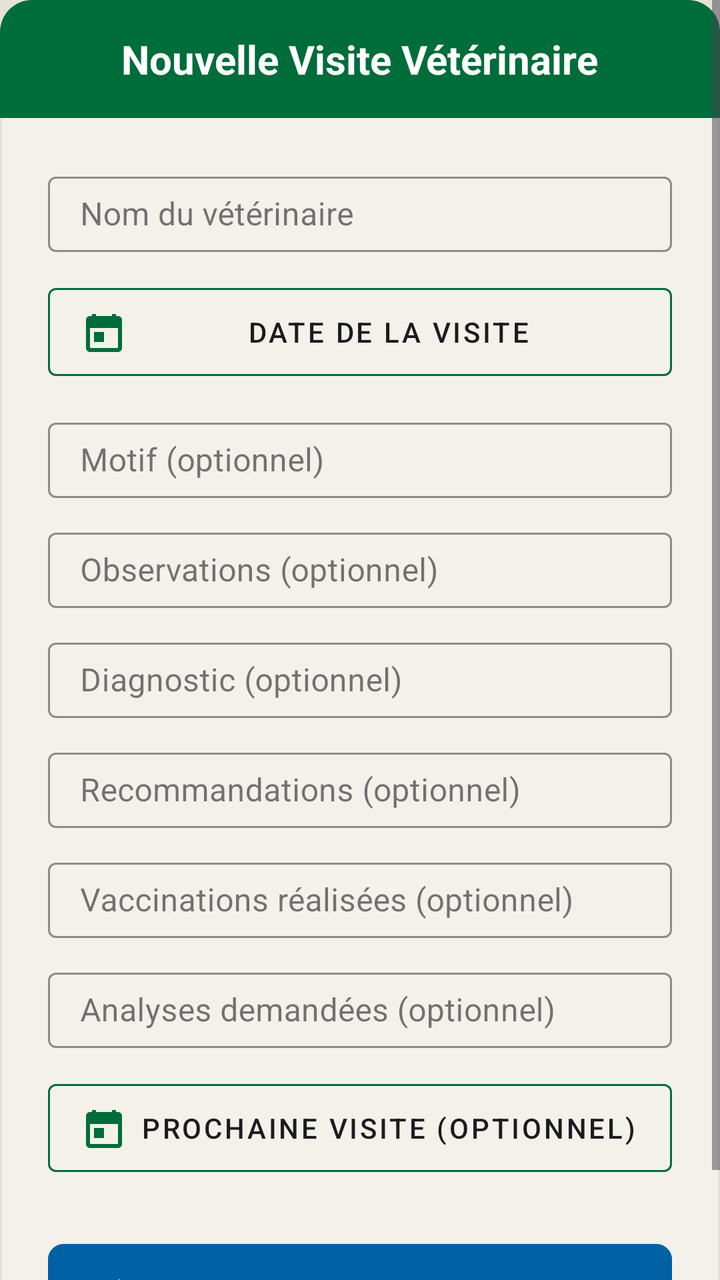
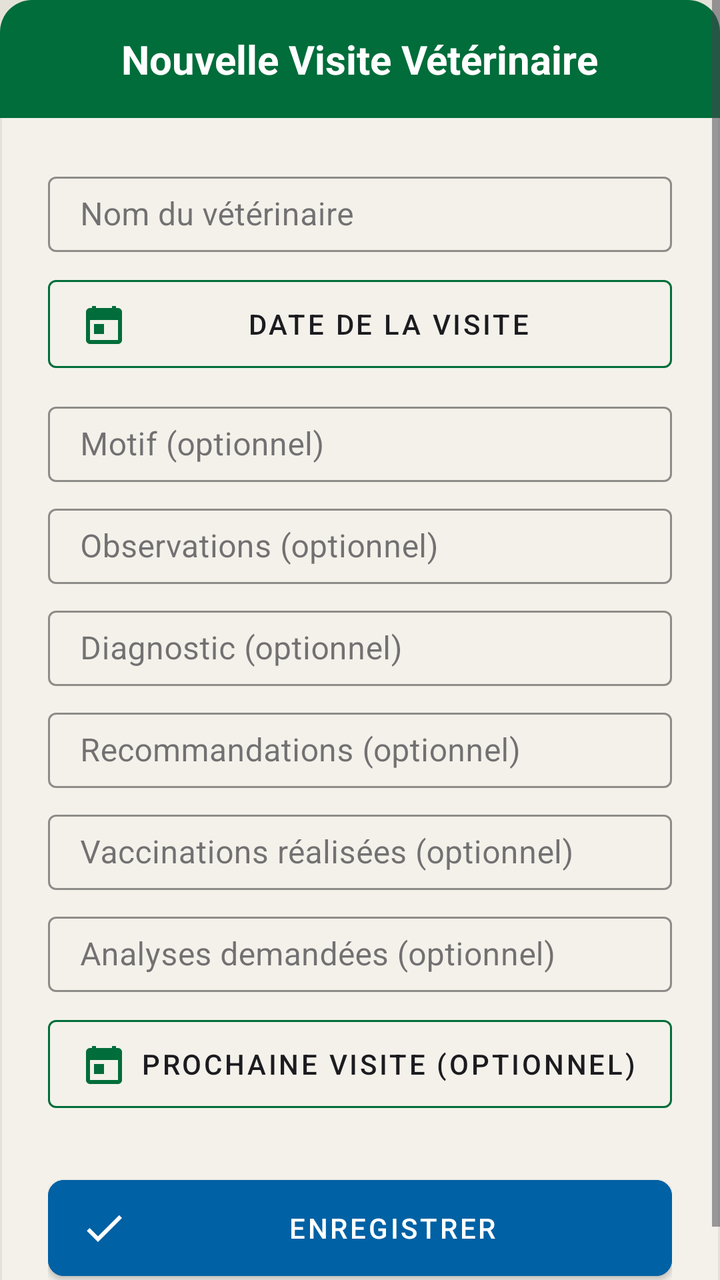

Screens rendered from an Android XML layout before and after an edit, with the pre-edit source and the edit as a unified diff.
<!-- AndroidManifest.xml: application theme Theme.Poulailler_copilot -->
<!-- res/layout/dialog_add_vet_visit.xml -->
<?xml version="1.0" encoding="utf-8"?>
<ScrollView xmlns:android="http://schemas.android.com/apk/res/android"
    xmlns:app="http://schemas.android.com/apk/res-auto"
    android:layout_width="match_parent"
    android:layout_height="wrap_content"
    android:maxHeight="650dp">

<LinearLayout
    android:layout_width="match_parent"
    android:layout_height="wrap_content"
    android:orientation="vertical"
    android:background="@drawable/bg_dialog_dark">

    <LinearLayout
        android:layout_width="match_parent"
        android:layout_height="wrap_content"
        android:background="@drawable/bg_dialog_header"
        android:padding="16dp"
        android:gravity="center">
        <TextView
            android:layout_width="wrap_content"
            android:layout_height="wrap_content"
            android:text="Nouvelle Visite Vétérinaire"
            android:textColor="@color/white"
            android:textSize="20sp"
            android:textStyle="bold"/>
    </LinearLayout>

    <LinearLayout
        android:layout_width="match_parent"
        android:layout_height="wrap_content"
        android:orientation="vertical"
        android:padding="24dp">

        <com.google.android.material.textfield.TextInputLayout
            android:layout_width="match_parent"
            android:layout_height="wrap_content"
            android:hint="Nom du vétérinaire"
            style="@style/Widget.MaterialComponents.TextInputLayout.OutlinedBox.Dense"
            android:layout_marginBottom="12dp"
            app:hintTextColor="@color/text_secondary"
            app:boxStrokeColor="@color/primary">
            <com.google.android.material.textfield.TextInputEditText
        style="@style/Widget.App.TextInputEditText"
                android:id="@+id/etVetName"
                android:layout_width="match_parent"
                android:layout_height="wrap_content"
                android:textColor="@color/text_primary" />
        </com.google.android.material.textfield.TextInputLayout>

        <com.google.android.material.button.MaterialButton
            android:id="@+id/btnSelectVisitDate"
            android:layout_width="match_parent"
            android:layout_height="56dp"
            android:text="Date de la visite"
            style="@style/Widget.MaterialComponents.Button.OutlinedButton"
            android:textColor="@color/text_primary"
            app:strokeColor="@color/primary"
            app:icon="@drawable/ic_calendar"
            app:iconTint="@color/primary"
            android:layout_marginBottom="12dp"/>

        <com.google.android.material.textfield.TextInputLayout
            android:layout_width="match_parent"
            android:layout_height="wrap_content"
            android:hint="Motif (optionnel)"
            style="@style/Widget.MaterialComponents.TextInputLayout.OutlinedBox.Dense"
            android:layout_marginBottom="12dp"
            app:hintTextColor="@color/text_secondary"
            app:boxStrokeColor="@color/primary">
            <com.google.android.material.textfield.TextInputEditText
        style="@style/Widget.App.TextInputEditText"
                android:id="@+id/etVetReason"
                android:layout_width="match_parent"
                android:layout_height="wrap_content"
                android:textColor="@color/text_primary" />
        </com.google.android.material.textfield.TextInputLayout>

        <com.google.android.material.textfield.TextInputLayout
            android:layout_width="match_parent"
            android:layout_height="wrap_content"
            android:hint="Observations (optionnel)"
            style="@style/Widget.MaterialComponents.TextInputLayout.OutlinedBox.Dense"
            android:layout_marginBottom="12dp"
            app:hintTextColor="@color/text_secondary"
            app:boxStrokeColor="@color/primary">
            <com.google.android.material.textfield.TextInputEditText
        style="@style/Widget.App.TextInputEditText"
                android:id="@+id/etVetObservations"
                android:layout_width="match_parent"
                android:layout_height="wrap_content"
                android:textColor="@color/text_primary" />
        </com.google.android.material.textfield.TextInputLayout>

        <com.google.android.material.textfield.TextInputLayout
            android:layout_width="match_parent"
            android:layout_height="wrap_content"
            android:hint="Diagnostic (optionnel)"
            style="@style/Widget.MaterialComponents.TextInputLayout.OutlinedBox.Dense"
            android:layout_marginBottom="12dp"
            app:hintTextColor="@color/text_secondary"
            app:boxStrokeColor="@color/primary">
            <com.google.android.material.textfield.TextInputEditText
        style="@style/Widget.App.TextInputEditText"
                android:id="@+id/etVetDiagnosis"
                android:layout_width="match_parent"
                android:layout_height="wrap_content"
                android:textColor="@color/text_primary" />
        </com.google.android.material.textfield.TextInputLayout>

        <com.google.android.material.textfield.TextInputLayout
            android:layout_width="match_parent"
            android:layout_height="wrap_content"
            android:hint="Recommandations (optionnel)"
            style="@style/Widget.MaterialComponents.TextInputLayout.OutlinedBox.Dense"
            android:layout_marginBottom="12dp"
            app:hintTextColor="@color/text_secondary"
            app:boxStrokeColor="@color/primary">
            <com.google.android.material.textfield.TextInputEditText
        style="@style/Widget.App.TextInputEditText"
                android:id="@+id/etVetRecommendations"
                android:layout_width="match_parent"
                android:layout_height="wrap_content"
                android:textColor="@color/text_primary" />
        </com.google.android.material.textfield.TextInputLayout>

        <com.google.android.material.textfield.TextInputLayout
            android:layout_width="match_parent"
            android:layout_height="wrap_content"
            android:hint="Vaccinations réalisées (optionnel)"
            style="@style/Widget.MaterialComponents.TextInputLayout.OutlinedBox.Dense"
            android:layout_marginBottom="12dp"
            app:hintTextColor="@color/text_secondary"
            app:boxStrokeColor="@color/primary">
            <com.google.android.material.textfield.TextInputEditText
        style="@style/Widget.App.TextInputEditText"
                android:id="@+id/etVetVaccinations"
                android:layout_width="match_parent"
                android:layout_height="wrap_content"
                android:textColor="@color/text_primary" />
        </com.google.android.material.textfield.TextInputLayout>

        <com.google.android.material.textfield.TextInputLayout
            android:layout_width="match_parent"
            android:layout_height="wrap_content"
            android:hint="Analyses demandées (optionnel)"
            style="@style/Widget.MaterialComponents.TextInputLayout.OutlinedBox.Dense"
            android:layout_marginBottom="12dp"
            app:hintTextColor="@color/text_secondary"
            app:boxStrokeColor="@color/primary">
            <com.google.android.material.textfield.TextInputEditText
        style="@style/Widget.App.TextInputEditText"
                android:id="@+id/etVetAnalyses"
                android:layout_width="match_parent"
                android:layout_height="wrap_content"
                android:textColor="@color/text_primary" />
        </com.google.android.material.textfield.TextInputLayout>

        <com.google.android.material.button.MaterialButton
            android:id="@+id/btnSelectNextVisitDate"
            android:layout_width="match_parent"
            android:layout_height="56dp"
            android:text="Prochaine visite (optionnel)"
            style="@style/Widget.MaterialComponents.Button.OutlinedButton"
            android:textColor="@color/text_primary"
            app:strokeColor="@color/primary"
            app:icon="@drawable/ic_calendar"
            app:iconTint="@color/primary"
            android:layout_marginBottom="24dp"/>

        <com.google.android.material.button.MaterialButton
            android:id="@+id/btnSaveVetVisit"
            android:layout_width="match_parent"
            android:layout_height="60dp"
            android:text="ENREGISTRER"
            android:backgroundTint="@color/accent_blue"
            android:textColor="@color/white"
            app:cornerRadius="8dp"
            app:icon="@drawable/ic_check"
            app:iconTint="@color/white"/>
    </LinearLayout>
</LinearLayout>
</ScrollView>
<!-- resources referenced by this layout -->
<resources>
  <color name="accent_blue">#0061A4</color>
  <color name="primary">#006D3A</color>
  <color name="text_primary">#1C1B1F</color>
  <color name="text_secondary">#49454F</color>
  <color name="white">#FFFFFFFF</color>
  <!-- drawable bg_dialog_dark (drawable) -->
  <?xml version="1.0" encoding="utf-8"?>
  <shape xmlns:android="http://schemas.android.com/apk/res/android">
      <solid android:color="@color/surface" />
      <stroke
          android:width="1dp"
          android:color="@color/off_white" />
      <corners android:radius="16dp" />
  </shape>
  <!-- drawable bg_dialog_header (drawable) -->
  <?xml version="1.0" encoding="utf-8"?>
  <shape xmlns:android="http://schemas.android.com/apk/res/android">
      <solid android:color="@color/primary" />
      <corners
          android:topLeftRadius="16dp"
          android:topRightRadius="16dp" />
  </shape>
  <!-- drawable ic_calendar (drawable) -->
  <vector xmlns:android="http://schemas.android.com/apk/res/android"
      android:width="24dp"
      android:height="24dp"
      android:viewportWidth="24"
      android:viewportHeight="24">
      <path
          android:fillColor="#000000"
          android:pathData="M19,4h-1V3h-2v1H8V3H6v1H5C3.89,4 3.01,4.9 3.01,6L3,20c0,1.1 0.89,2 2,2h14c1.1,0 2,-0.9 2,-2V6C21,4.9 20.1,4 19,4z M19,20H5V10h14V20z M7,12h5v5H7z"/>
  </vector>
  <!-- drawable ic_check (drawable) -->
  <vector xmlns:android="http://schemas.android.com/apk/res/android"
      android:width="24dp"
      android:height="24dp"
      android:viewportWidth="24"
      android:viewportHeight="24">
      <path
          android:fillColor="#000000"
          android:pathData="M9,16.17L4.83,12l-1.42,1.41L9,19 21,7l-1.41,-1.41z"/>
  </vector>
  <style name="Widget.App.TextInputEditText" parent="Widget.MaterialComponents.TextInputEditText.OutlinedBox.Dense">
          <item name="android:paddingTop">8dp</item>
          <item name="android:paddingBottom">8dp</item>
          <item name="android:minHeight">0dp</item>
      </style>
  <color name="surface">#F3F1EA</color>
  <color name="off_white">#E4E2D8</color>
  <color name="primary_variant">#004D22</color>
  <color name="secondary">#43A047</color>
  <color name="secondary_variant">#2E7D32</color>
  <color name="background">@color/off_white</color>
  <style name="Widget.App.CardView" parent="Widget.MaterialComponents.CardView">
          <item name="cardElevation">2dp</item>
          <item name="cardCornerRadius">16dp</item>
          <item name="cardBackgroundColor">@color/surface</item>
          <item name="strokeWidth">0dp</item>
      </style>
  <style name="ShapeAppearance.App.LargeComponent" parent="ShapeAppearance.MaterialComponents.LargeComponent">
          <item name="cornerFamily">rounded</item>
          <item name="cornerSize">16dp</item>
      </style>
  <style name="Widget.App.TextInputLayout" parent="Widget.MaterialComponents.TextInputLayout.OutlinedBox.Dense" />
  <style name="ThemeOverlay.App.MaterialAlertDialog" parent="ThemeOverlay.MaterialComponents.MaterialAlertDialog">
          <item name="colorSurface">@color/surface</item>
          <item name="colorOnSurface">@color/text_primary</item>
          <item name="android:textColorPrimary">@color/text_primary</item>
      </style>
  <!-- unchanged entries left out for length: 1 -->
</resources>

<!-- the commit's change to res/layout/dialog_add_vet_visit.xml (unified diff, before → after) -->
@@ -37,7 +37,7 @@
             android:layout_height="wrap_content"
             android:hint="Nom du vétérinaire"
             style="@style/Widget.MaterialComponents.TextInputLayout.OutlinedBox.Dense"
-            android:layout_marginBottom="12dp"
+            android:layout_marginBottom="8dp"
             app:hintTextColor="@color/text_secondary"
             app:boxStrokeColor="@color/primary">
             <com.google.android.material.textfield.TextInputEditText
@@ -58,14 +58,14 @@
             app:strokeColor="@color/primary"
             app:icon="@drawable/ic_calendar"
             app:iconTint="@color/primary"
-            android:layout_marginBottom="12dp"/>
+            android:layout_marginBottom="8dp"/>
 
         <com.google.android.material.textfield.TextInputLayout
             android:layout_width="match_parent"
             android:layout_height="wrap_content"
             android:hint="Motif (optionnel)"
             style="@style/Widget.MaterialComponents.TextInputLayout.OutlinedBox.Dense"
-            android:layout_marginBottom="12dp"
+            android:layout_marginBottom="8dp"
             app:hintTextColor="@color/text_secondary"
             app:boxStrokeColor="@color/primary">
             <com.google.android.material.textfield.TextInputEditText
@@ -81,7 +81,7 @@
             android:layout_height="wrap_content"
             android:hint="Observations (optionnel)"
             style="@style/Widget.MaterialComponents.TextInputLayout.OutlinedBox.Dense"
-            android:layout_marginBottom="12dp"
+            android:layout_marginBottom="8dp"
             app:hintTextColor="@color/text_secondary"
             app:boxStrokeColor="@color/primary">
             <com.google.android.material.textfield.TextInputEditText
@@ -97,7 +97,7 @@
             android:layout_height="wrap_content"
             android:hint="Diagnostic (optionnel)"
             style="@style/Widget.MaterialComponents.TextInputLayout.OutlinedBox.Dense"
-            android:layout_marginBottom="12dp"
+            android:layout_marginBottom="8dp"
             app:hintTextColor="@color/text_secondary"
             app:boxStrokeColor="@color/primary">
             <com.google.android.material.textfield.TextInputEditText
@@ -113,7 +113,7 @@
             android:layout_height="wrap_content"
             android:hint="Recommandations (optionnel)"
             style="@style/Widget.MaterialComponents.TextInputLayout.OutlinedBox.Dense"
-            android:layout_marginBottom="12dp"
+            android:layout_marginBottom="8dp"
             app:hintTextColor="@color/text_secondary"
             app:boxStrokeColor="@color/primary">
             <com.google.android.material.textfield.TextInputEditText
@@ -129,7 +129,7 @@
             android:layout_height="wrap_content"
             android:hint="Vaccinations réalisées (optionnel)"
             style="@style/Widget.MaterialComponents.TextInputLayout.OutlinedBox.Dense"
-            android:layout_marginBottom="12dp"
+            android:layout_marginBottom="8dp"
             app:hintTextColor="@color/text_secondary"
             app:boxStrokeColor="@color/primary">
             <com.google.android.material.textfield.TextInputEditText
@@ -145,7 +145,7 @@
             android:layout_height="wrap_content"
             android:hint="Analyses demandées (optionnel)"
             style="@style/Widget.MaterialComponents.TextInputLayout.OutlinedBox.Dense"
-            android:layout_marginBottom="12dp"
+            android:layout_marginBottom="8dp"
             app:hintTextColor="@color/text_secondary"
             app:boxStrokeColor="@color/primary">
             <com.google.android.material.textfield.TextInputEditText
